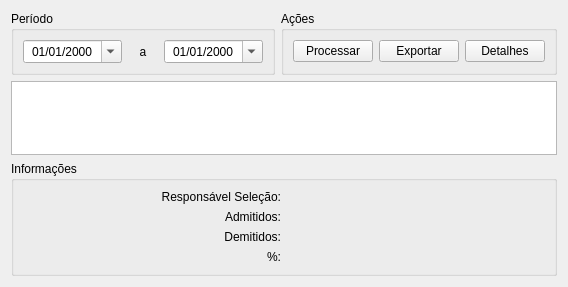
First picture: the form in metaretencaoestruturada.ui, repository fallomermo/SeverinoToolKit, before the edit.
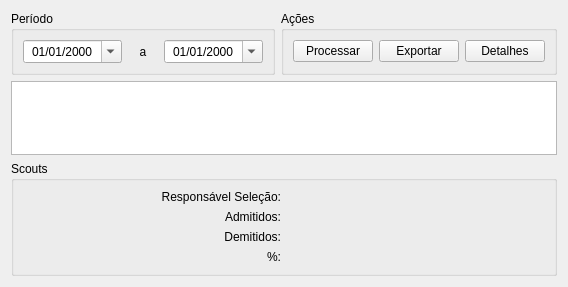
Second picture: the form after the edit.

```diff
--- a/metaretencaoestruturada.ui
+++ b/metaretencaoestruturada.ui
@@ -128,7 +128,7 @@
    <item row="2" column="0" colspan="2">
     <widget class="QGroupBox" name="groupBox_Informacoes">
      <property name="title">
-      <string>Informações</string>
+      <string>Scouts</string>
      </property>
      <layout class="QGridLayout" name="gridLayout_2">
       <item row="2" column="1">
```
Left out of the diff: 14 changed lines with no effect on the pictures.
